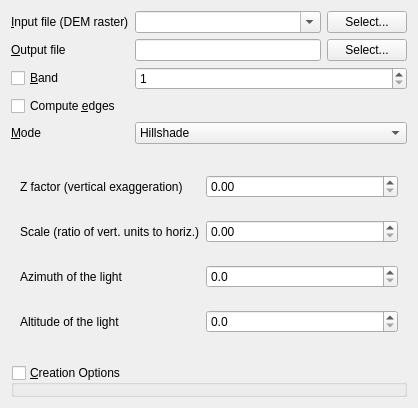
Above: qgis/python/plugins/GdalTools/tools/widgetDEM.ui from sourcepole/qgis before the change. Below: the same form after it.
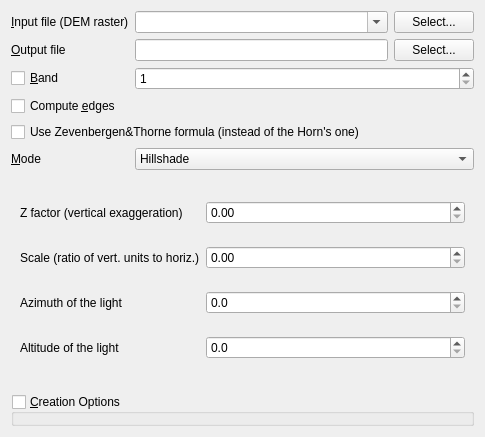
That is the form after the change. Custom widgets are drawn as their Qt base class.

Commit message: added algorithm option to gdaldem

The edit to the form file:
```diff
--- a/qgis/python/plugins/GdalTools/tools/widgetDEM.ui
+++ b/qgis/python/plugins/GdalTools/tools/widgetDEM.ui
@@ -6,8 +6,8 @@
    <rect>
     <x>0</x>
     <y>0</y>
-    <width>418</width>
-    <height>408</height>
+    <width>485</width>
+    <height>437</height>
    </rect>
   </property>
   <property name="sizePolicy">
@@ -104,14 +104,14 @@
        </property>
       </widget>
      </item>
-     <item row="3" column="0">
+     <item row="3" column="0" colspan="2">
       <widget class="QCheckBox" name="computeEdgesCheck">
        <property name="text">
         <string>Compute &amp;edges</string>
        </property>
       </widget>
      </item>
-     <item row="4" column="0">
+     <item row="5" column="0">
       <widget class="QLabel" name="label_3">
        <property name="text">
         <string>&amp;Mode</string>
@@ -121,7 +121,7 @@
        </property>
       </widget>
      </item>
-     <item row="4" column="1">
+     <item row="5" column="1">
       <widget class="QComboBox" name="modeCombo">
        <property name="sizePolicy">
         <sizepolicy hsizetype="Preferred" vsizetype="Fixed">
@@ -169,6 +169,13 @@
        </item>
       </widget>
      </item>
+     <item row="4" column="0" colspan="2">
+      <widget class="QCheckBox" name="algorithmCheck">
+       <property name="text">
+        <string>Use Zevenbergen&amp;&amp;Thorne formula (instead of the Horn's one)</string>
+       </property>
+      </widget>
+     </item>
     </layout>
    </item>
    <item>
```
The commit also changes 1 other file.
